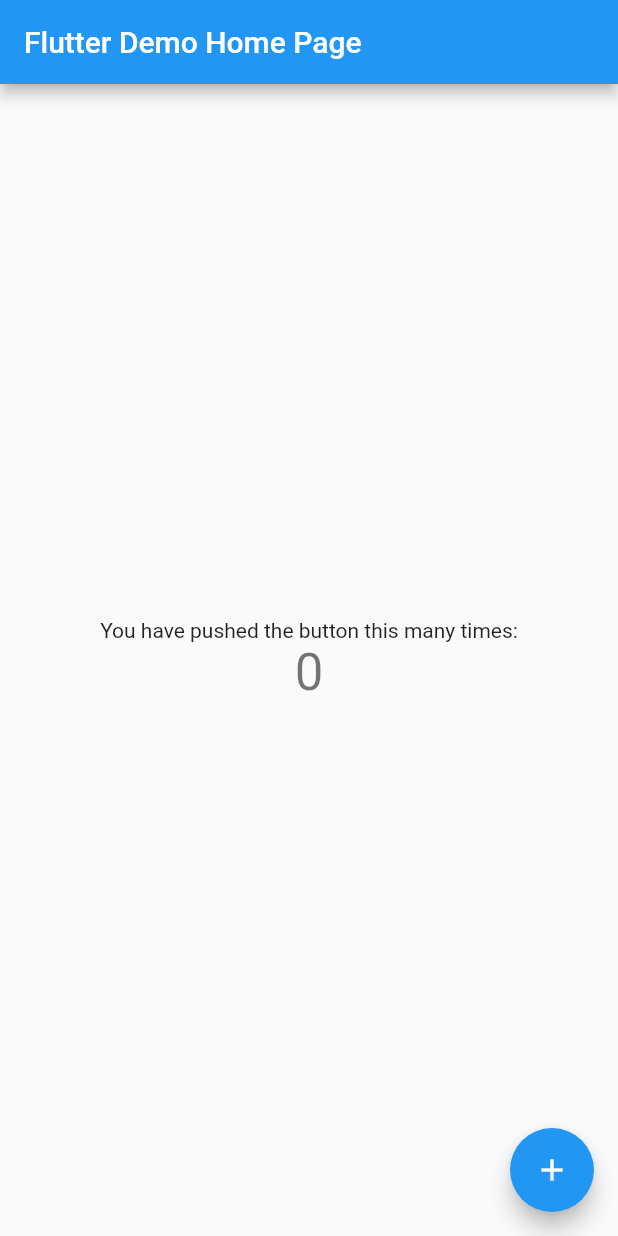
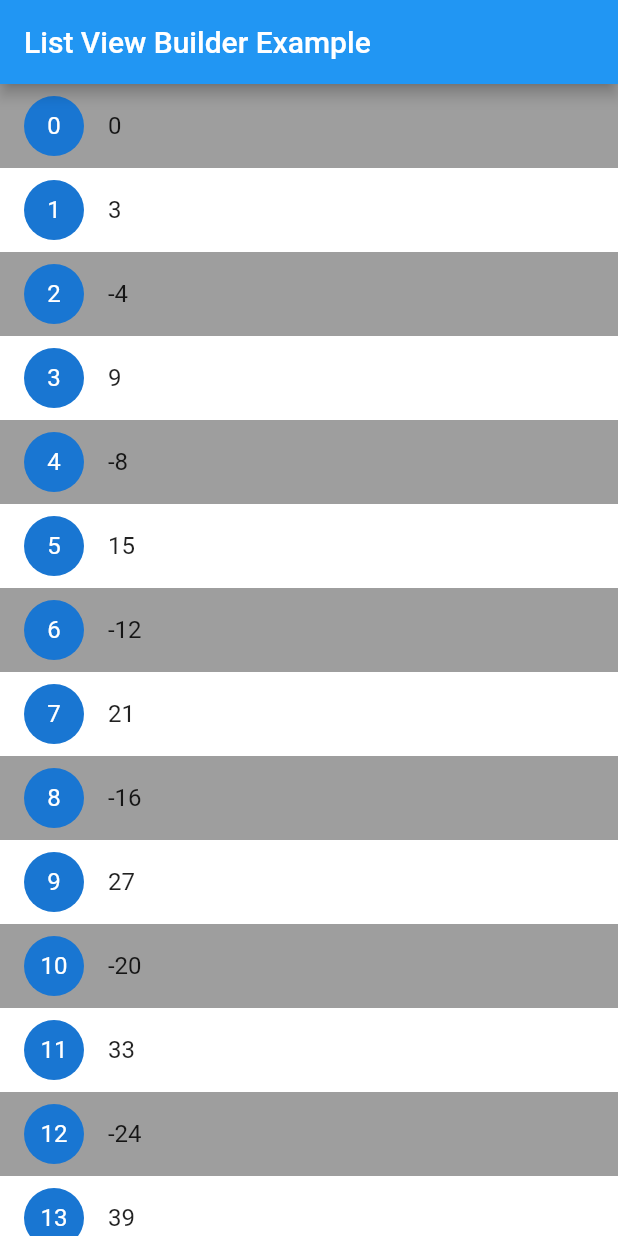
Before and after one commit to digitalnomadacademy/list_view_example, a Flutter app: the screen it shows after launch, on a phone screen of 412 x 824 dp. Run offline on Flutter 3.47's test engine with Material 2 defaults, Android fonts, the phone set to English and light mode, and no system bars.

Commit message:
initial commit

```diff
--- /dev/null
+++ b/lib/list_examples.dart
@@ -0,0 +1,46 @@
+import 'package:flutter/foundation.dart';
+import 'package:flutter/material.dart';
+import 'dart:math' as math;
+
+List<int> bigList =
+    List.generate(100, (index) => index * (index.isEven ? -2 : 3));
+
+List<String> exampleList = List.generate(30, (index) => index.toString());
+
+List<double> randomDoubleList =
+    List.generate(100, (index) => math.Random().nextDouble() * 100);
+
+List<Person> personList = [
+  Person(name: 'Ivo', surname: 'Perica'),
+  Person(name: 'Mato', surname: 'Lovrak'),
+  Person(name: 'Kreso', surname: 'Perica'),
+  Person(name: 'Lovrak', surname: 'Ivo'),
+  Person(name: 'Josip', surname: 'Stulic'),
+  Person(name: 'Branimir', surname: 'Sandi'),
+  Person(name: 'Cenov', surname: 'Bunar'),
+];
+
+List<Color> accentColorList = Colors.accents;
+
+List<Color> primaryColorList = Colors.primaries;
+
+List<IconData> iconList = [
+  Icons.sort,
+  Icons.access_time,
+  Icons.eject,
+  Icons.error,
+  Icons.recent_actors,
+  Icons.tag_faces,
+  Icons.category,
+  Icons.system_update,
+];
+
+class Person {
+  final String name;
+  final String surname;
+
+  const Person({
+    @required this.name,
+    @required this.surname,
+  });
+}
--- /dev/null
+++ b/lib/list_view_builder.dart
@@ -0,0 +1,24 @@
+import 'package:flutter/material.dart';
+import 'package:listviewexample/list_examples.dart';
+
+
+class ListViewBuilderExample extends StatelessWidget {
+  @override
+  Widget build(BuildContext context) {
+    return Scaffold(
+      appBar: AppBar(
+        title: Text('List View Builder Example'),
+      ),
+      body: ListView.builder(
+          itemCount: bigList.length,
+          itemBuilder: (context, index) => Container(
+              color: index.isOdd ? Colors.white : Colors.grey,
+              child: ListTile(
+                leading: CircleAvatar(
+                  child: Text(index.toString()),
+                ),
+                title: Text(bigList[index].toString()),
+              ))),
+    );
+  }
+}
--- a/lib/main.dart
+++ b/lib/main.dart
@@ -1,111 +1,15 @@
 import 'package:flutter/material.dart';
+import 'package:listviewexample/list_view_builder.dart';
+import 'package:listviewexample/list_view_separated.dart';
+import 'package:listviewexample/list_view_simple.dart';
 
 void main() => runApp(MyApp());
 
 class MyApp extends StatelessWidget {
-  // This widget is the root of your application.
   @override
   Widget build(BuildContext context) {
     return MaterialApp(
-      title: 'Flutter Demo',
-      theme: ThemeData(
-        // This is the theme of your application.
-        //
-        // Try running your application with "flutter run". You'll see the
-        // application has a blue toolbar. Then, without quitting the app, try
-        // changing the primarySwatch below to Colors.green and then invoke
-        // "hot reload" (press "r" in the console where you ran "flutter run",
-        // or simply save your changes to "hot reload" in a Flutter IDE).
-        // Notice that the counter didn't reset back to zero; the application
-        // is not restarted.
-        primarySwatch: Colors.blue,
-      ),
-      home: MyHomePage(title: 'Flutter Demo Home Page'),
+      home: ListViewBuilderExample(),
     );
   }
 }
-
-class MyHomePage extends StatefulWidget {
-  MyHomePage({Key key, this.title}) : super(key: key);
-
-  // This widget is the home page of your application. It is stateful, meaning
-  // that it has a State object (defined below) that contains fields that affect
-  // how it looks.
-
-  // This class is the configuration for the state. It holds the values (in this
-  // case the title) provided by the parent (in this case the App widget) and
-  // used by the build method of the State. Fields in a Widget subclass are
-  // always marked "final".
-
-  final String title;
-
-  @override
-  _MyHomePageState createState() => _MyHomePageState();
-}
-
-class _MyHomePageState extends State<MyHomePage> {
-  int _counter = 0;
-
-  void _incrementCounter() {
-    setState(() {
-      // This call to setState tells the Flutter framework that something has
-      // changed in this State, which causes it to rerun the build method below
-      // so that the display can reflect the updated values. If we changed
-      // _counter without calling setState(), then the build method would not be
-      // called again, and so nothing would appear to happen.
-      _counter++;
-    });
-  }
-
-  @override
-  Widget build(BuildContext context) {
-    // This method is rerun every time setState is called, for instance as done
-    // by the _incrementCounter method above.
-    //
-    // The Flutter framework has been optimized to make rerunning build methods
-    // fast, so that you can just rebuild anything that needs updating rather
-    // than having to individually change instances of widgets.
-    return Scaffold(
-      appBar: AppBar(
-        // Here we take the value from the MyHomePage object that was created by
-        // the App.build method, and use it to set our appbar title.
-        title: Text(widget.title),
-      ),
-      body: Center(
-        // Center is a layout widget. It takes a single child and positions it
-        // in the middle of the parent.
-        child: Column(
-          // Column is also a layout widget. It takes a list of children and
-          // arranges them vertically. By default, it sizes itself to fit its
-          // children horizontally, and tries to be as tall as its parent.
-          //
-          // Invoke "debug painting" (press "p" in the console, choose the
-          // "Toggle Debug Paint" action from the Flutter Inspector in Android
-          // Studio, or the "Toggle Debug Paint" command in Visual Studio Code)
-          // to see the wireframe for each widget.
-          //
-          // Column has various properties to control how it sizes itself and
-          // how it positions its children. Here we use mainAxisAlignment to
-          // center the children vertically; the main axis here is the vertical
-          // axis because Columns are vertical (the cross axis would be
-          // horizontal).
-          mainAxisAlignment: MainAxisAlignment.center,
-          children: <Widget>[
-            Text(
-              'You have pushed the button this many times:',
-            ),
-            Text(
-              '$_counter',
-              style: Theme.of(context).textTheme.display1,
-            ),
-          ],
-        ),
-      ),
-      floatingActionButton: FloatingActionButton(
-        onPressed: _incrementCounter,
-        tooltip: 'Increment',
-        child: Icon(Icons.add),
-      ), // This trailing comma makes auto-formatting nicer for build methods.
-    );
-  }
-}
```
Also changed, not shown: lib/list_view_separated.dart (added, +23 -0 lines), lib/list_view_simple.dart (added, +40 -0 lines).
